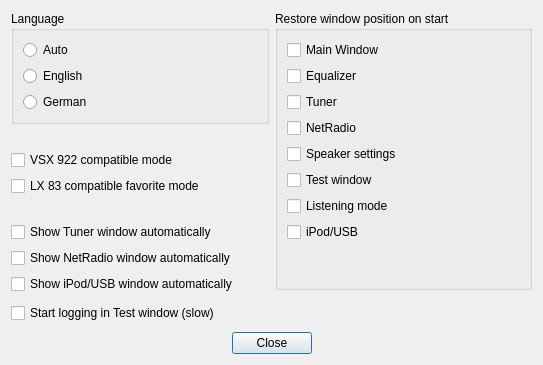
The window that settingsdialog.ui (AceOfSnakes/AvrPioRemote) describes before a commit, drawn with Qt 5.
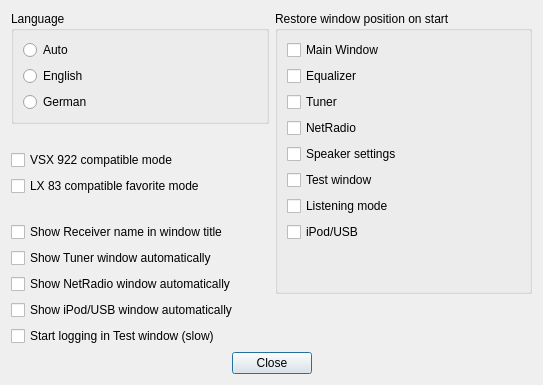
The same window after the commit.

Commit message: Zeige Receiver-Kennung im Titel des Hauptfensters Weitere deutsche Übersetzungen

```diff
--- a/settingsdialog.ui
+++ b/settingsdialog.ui
@@ -82,6 +82,13 @@
          </property>
         </widget>
        </item>
+       <item>
+        <widget class="QCheckBox" name="ShowReceiverNameInTitleCheckBox">
+         <property name="text">
+          <string>Show Receiver name in window title</string>
+         </property>
+        </widget>
+       </item>
        <item>
         <widget class="QCheckBox" name="ShowTunerCheckBox">
          <property name="text">
```
The commit also changes 9 other files.
